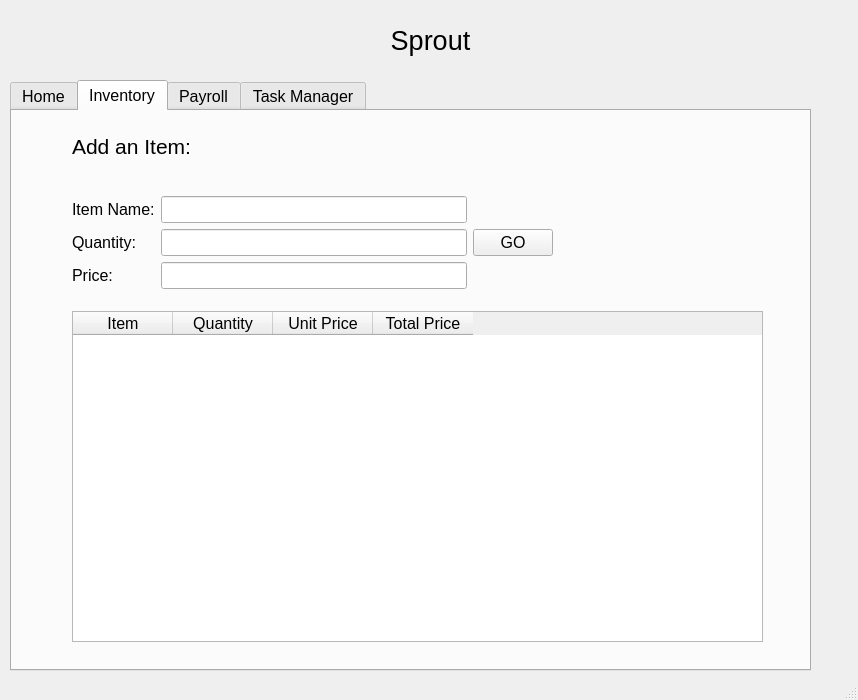
First picture: the form in FarmingSystemManager/mainwindow.ui, repository ryan-ghosh/FarmerSystemManager, before the edit.
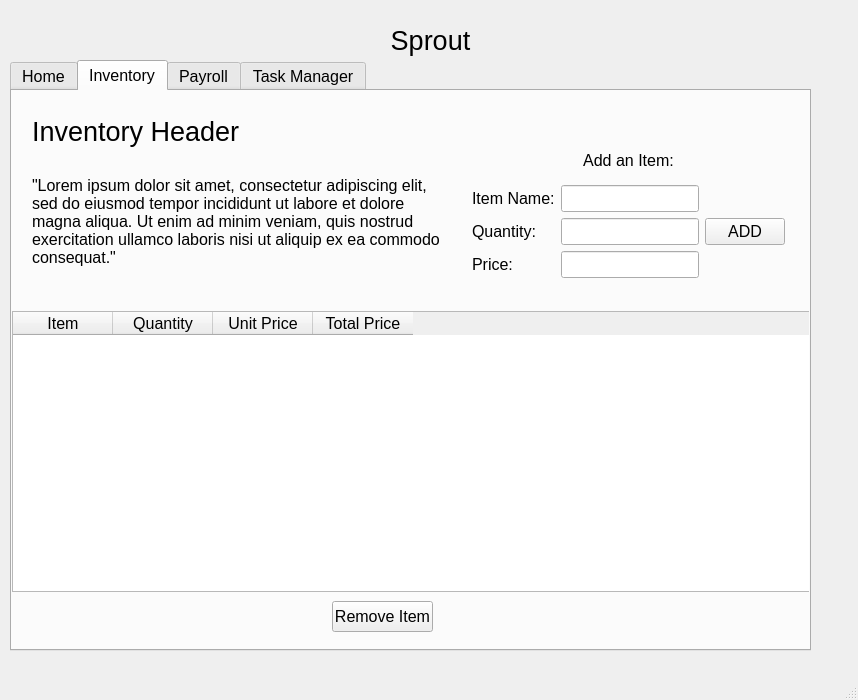
Second picture: the form after the edit. The open tabs and pages were chosen to show the change.

```diff
--- a/FarmingSystemManager/mainwindow.ui
+++ b/FarmingSystemManager/mainwindow.ui
@@ -18,7 +18,7 @@
     <property name="geometry">
      <rect>
       <x>10</x>
-      <y>80</y>
+      <y>60</y>
       <width>801</width>
       <height>591</height>
      </rect>
@@ -114,82 +114,13 @@
      <attribute name="title">
       <string>Inventory</string>
      </attribute>
-     <widget class="QWidget" name="layoutWidget">
-      <property name="geometry">
-       <rect>
-        <x>60</x>
-        <y>70</y>
-        <width>481</width>
-        <height>124</height>
-       </rect>
-      </property>
-      <layout class="QVBoxLayout" name="verticalLayout_7">
-       <item>
-        <layout class="QVBoxLayout" name="verticalLayout_5">
-         <item>
-          <layout class="QHBoxLayout" name="horizontalLayout_4">
-           <item>
-            <layout class="QVBoxLayout" name="verticalLayout_4">
-             <item>
-              <widget class="QLabel" name="label_5">
-               <property name="text">
-                <string>Item Name:</string>
-               </property>
-              </widget>
-             </item>
-             <item>
-              <widget class="QLabel" name="label_6">
-               <property name="text">
-                <string>Quantity:</string>
-               </property>
-              </widget>
-             </item>
-             <item>
-              <widget class="QLabel" name="label_7">
-               <property name="text">
-                <string>Price:</string>
-               </property>
-              </widget>
-             </item>
-            </layout>
-           </item>
-           <item>
-            <layout class="QVBoxLayout" name="verticalLayout_6">
-             <item>
-              <widget class="QLineEdit" name="lineEditName"/>
-             </item>
-             <item>
-              <widget class="QLineEdit" name="lineEditQuant"/>
-             </item>
-             <item>
-              <widget class="QLineEdit" name="lineEditPrice"/>
-             </item>
-            </layout>
-           </item>
-           <item>
-            <layout class="QVBoxLayout" name="verticalLayout_3">
-             <item>
-              <widget class="QPushButton" name="invButton">
-               <property name="text">
-                <string>GO</string>
-               </property>
-              </widget>
-             </item>
-            </layout>
-           </item>
-          </layout>
-         </item>
-        </layout>
-       </item>
-      </layout>
-     </widget>
      <widget class="QTableWidget" name="invtable">
       <property name="geometry">
        <rect>
-        <x>60</x>
-        <y>200</y>
-        <width>691</width>
-        <height>331</height>
+        <x>0</x>
+        <y>220</y>
+        <width>801</width>
+        <height>281</height>
        </rect>
       </property>
       <property name="sizePolicy">
@@ -228,24 +159,141 @@
        </property>
       </column>
      </widget>
-     <widget class="QLabel" name="label_3">
+     <widget class="QLabel" name="label_18">
       <property name="geometry">
        <rect>
-        <x>60</x>
+        <x>20</x>
+        <y>70</y>
+        <width>411</width>
+        <height>121</height>
+       </rect>
+      </property>
+      <property name="text">
+       <string>&quot;Lorem ipsum dolor sit amet, consectetur adipiscing elit, sed do eiusmod tempor incididunt ut labore et dolore magna aliqua. Ut enim ad minim veniam, quis nostrud exercitation ullamco laboris nisi ut aliquip ex ea commodo consequat.&quot;</string>
+      </property>
+      <property name="wordWrap">
+       <bool>true</bool>
+      </property>
+     </widget>
+     <widget class="QLabel" name="label_19">
+      <property name="geometry">
+       <rect>
+        <x>20</x>
         <y>20</y>
-        <width>181</width>
-        <height>31</height>
+        <width>211</width>
+        <height>41</height>
        </rect>
       </property>
       <property name="font">
        <font>
-        <pointsize>16</pointsize>
+        <pointsize>20</pointsize>
        </font>
       </property>
       <property name="text">
-       <string>Add an Item:</string>
+       <string>Inventory Header</string>
       </property>
      </widget>
+     <widget class="QPushButton" name="PayEmpButton_2">
+      <property name="geometry">
+       <rect>
+        <x>320</x>
+        <y>510</y>
+        <width>101</width>
+        <height>31</height>
+       </rect>
+      </property>
+      <property name="text">
+       <string>Remove Item</string>
+      </property>
+     </widget>
+     <widget class="QWidget" name="">
+      <property name="geometry">
+       <rect>
+        <x>460</x>
+        <y>50</y>
+        <width>313</width>
+        <height>137</height>
+       </rect>
+      </property>
+      <layout class="QVBoxLayout" name="verticalLayout_2">
+       <item>
+        <widget class="QLabel" name="label_3">
+         <property name="font">
+          <font>
+           <pointsize>12</pointsize>
+          </font>
+         </property>
+         <property name="text">
+          <string>Add an Item:</string>
+         </property>
+         <property name="alignment">
+          <set>Qt::AlignCenter</set>
+         </property>
+        </widget>
+       </item>
+       <item>
+        <layout class="QVBoxLayout" name="verticalLayout_7">
+         <item>
+          <layout class="QVBoxLayout" name="verticalLayout_5">
+           <item>
+            <layout class="QHBoxLayout" name="horizontalLayout_4">
+             <item>
+              <layout class="QVBoxLayout" name="verticalLayout_4">
+               <item>
+                <widget class="QLabel" name="label_5">
+                 <property name="text">
+                  <string>Item Name:</string>
+                 </property>
+                </widget>
+               </item>
+               <item>
+                <widget class="QLabel" name="label_6">
+                 <property name="text">
+                  <string>Quantity:</string>
+                 </property>
+                </widget>
+               </item>
+               <item>
+                <widget class="QLabel" name="label_7">
+                 <property name="text">
+                  <string>Price:</string>
+                 </property>
+                </widget>
+               </item>
+              </layout>
+             </item>
+             <item>
+              <layout class="QVBoxLayout" name="verticalLayout_6">
+               <item>
+                <widget class="QLineEdit" name="lineEditName"/>
+               </item>
+               <item>
+                <widget class="QLineEdit" name="lineEditQuant"/>
+               </item>
+               <item>
+                <widget class="QLineEdit" name="lineEditPrice"/>
+               </item>
+              </layout>
+             </item>
+             <item>
+              <layout class="QVBoxLayout" name="verticalLayout_3">
+               <item>
+                <widget class="QPushButton" name="invButton">
+                 <property name="text">
+                  <string>ADD</string>
+                 </property>
+                </widget>
+               </item>
+              </layout>
+             </item>
+            </layout>
+           </item>
+          </layout>
+         </item>
+        </layout>
+       </item>
+      </layout>
+     </widget>
     </widget>
     <widget class="QWidget" name="tab_2">
      <attribute name="title">
```
Left out of the diff: 239 changed lines with no effect on the pictures.
